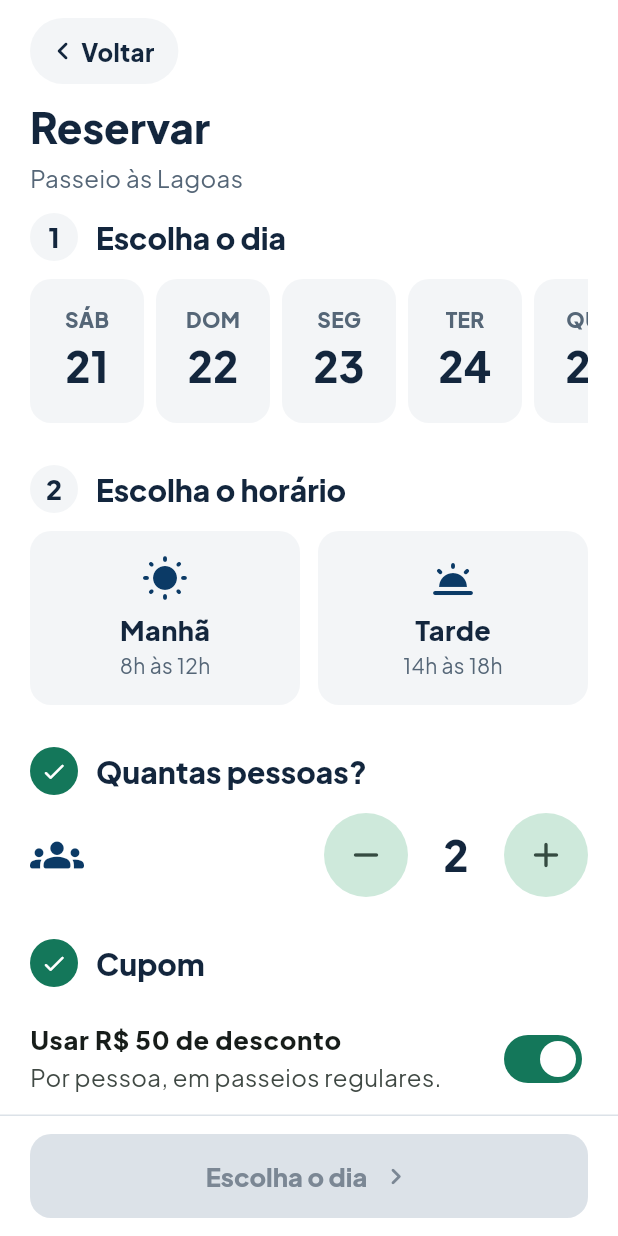
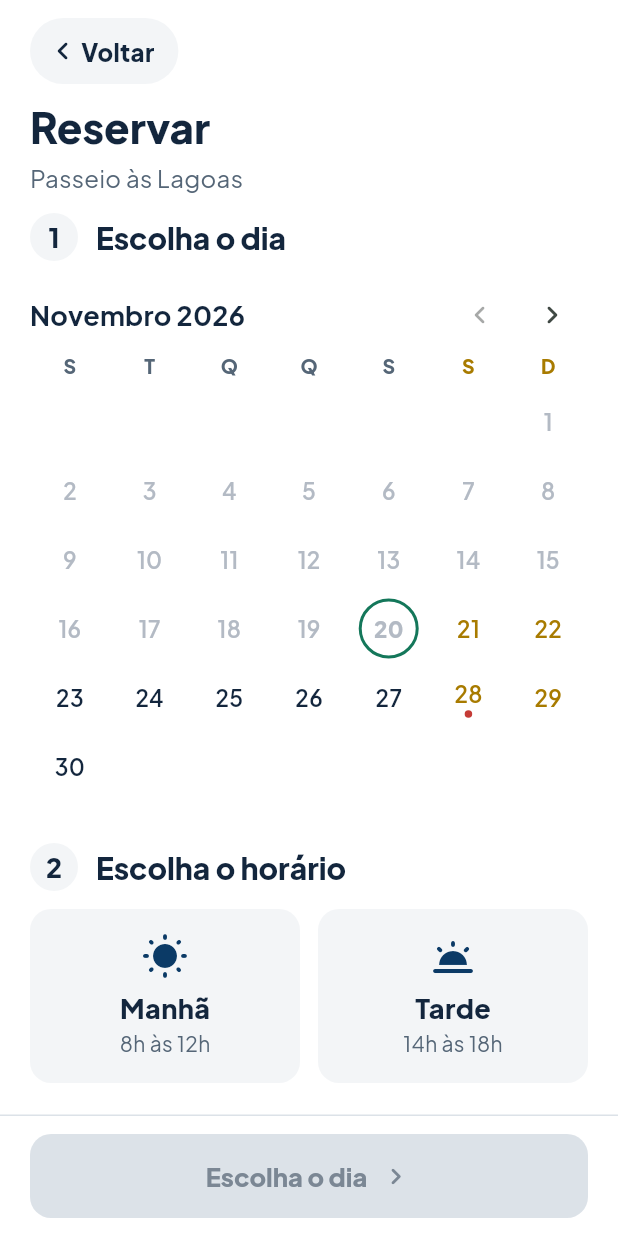
Before and after one commit to rspgameplay-ui/marapass, a Flutter app: the BookingScreen screen opened directly with sample values from the repository, on a phone screen of 412 x 824 dp. Run offline on Flutter 3.47's test engine with Material 3 defaults, Android fonts, the phone set to English and light mode, and no system bars; our stand-ins replace flutter_riverpod, flutter_svg, flutter_tts, geolocator, image_picker, qr_flutter and 4 more; missing offline and left inert: dart:js_interop, maplibre_gl, mobile_scanner; accounts and stored records are empty; project files that could hold a hidden picture were left out.

Commit message:
Calendário em grade mensal (seção 3) e uso na reserva
Novo MpMonthCalendar: mês com setas, semana S T Q Q S S D, hoje com círculo,
fim de semana e feriados em outro tom, dias passados em cinza, ponto nos dias
com evento e escolha de intervalo (ida e volta). A reserva troca a faixa de
14 dias pela grade, até 180 dias à frente.

Co-Authored-By: Claude Opus 5.5 <noreply@anthropic.com>

```diff
--- a/flutter/lib/mvp/ui/booking.dart
+++ b/flutter/lib/mvp/ui/booking.dart
@@ -1,5 +1,7 @@
 import 'package:flutter/material.dart';
 import 'package:flutter_riverpod/flutter_riverpod.dart';
+
+import 'month_calendar.dart';
 
 import '../data/content.dart';
 import '../data/models.dart' show formatBrl;
@@ -34,10 +36,6 @@ class _BookingScreenState extends ConsumerState<BookingScreen> {
   final String _requestKey =
       '${DateTime.now().microsecondsSinceEpoch}-${identityHashCode(Object())}';
 
-  List<DateTime> get _days {
-    final n = DateTime.now();
-    return [for (var d = 1; d <= 14; d++) DateTime(n.year, n.month, n.day + d)];
-  }
 
   Future<void> _submit() async {
     final ok = await requireLogin(
@@ -152,62 +150,11 @@ class _BookingScreenState extends ConsumerState<BookingScreen> {
                   step(
                     1,
                     'Escolha o dia',
-                    SizedBox(
-                      height: 96,
-                      child: ListView.separated(
-                        scrollDirection: Axis.horizontal,
-                        itemCount: _days.length,
-                        separatorBuilder: (_, _) =>
-                            const SizedBox(width: MP.s2),
-                        itemBuilder: (_, k) {
-                          final d = _days[k];
-                          final on = _day == d;
-                          const wd = [
-                            'SEG',
-                            'TER',
-                            'QUA',
-                            'QUI',
-                            'SEX',
-                            'SÁB',
-                            'DOM',
-                          ];
-                          return InkWell(
-                            key: Key('day-$k'),
-                            borderRadius: BorderRadius.circular(MP.rMedium),
-                            onTap: () => setState(() => _day = d),
-                            child: Container(
-                              width: 76,
-                              decoration: BoxDecoration(
-                                color: on ? MP.navy : MP.soft,
-                                borderRadius: BorderRadius.circular(MP.rMedium),
-                              ),
-                              child: Column(
-                                mainAxisAlignment: MainAxisAlignment.center,
-                                children: [
-                                  Text(
-                                    wd[d.weekday - 1],
-                                    style: TextStyle(
-                                      fontWeight: FontWeight.w800,
-                                      fontSize: 14,
-                                      color: on
-                                          ? Colors.white70
-                                          : MP.textSecondary,
-                                    ),
-                                  ),
-                                  Text(
-                                    '${d.day}',
-                                    style: TextStyle(
-                                      fontWeight: FontWeight.w800,
-                                      fontSize: 28,
-                                      color: on ? Colors.white : MP.ink,
-                                    ),
-                                  ),
-                                ],
-                              ),
-                            ),
-                          );
-                        },
-                      ),
+                    MpMonthCalendar(
+                      start: _day,
+                      onChanged: (d, _) => setState(() => _day = d),
+                      isEnabled: (d) => d.difference(DateTime.now()).inDays < 180,
+                      hasEvent: (d) => Content.byCat(Cat.evento).any((e) => e.data != null && e.data!.year == d.year && e.data!.month == d.month && e.data!.day == d.day),
                     ),
                     done: _day != null,
                   ),
--- /dev/null
+++ b/flutter/lib/mvp/ui/month_calendar.dart
@@ -0,0 +1,173 @@
+import 'package:flutter/material.dart';
+
+import '../theme/tokens.dart';
+
+const _monthNames = [
+  'Janeiro', 'Fevereiro', 'Março', 'Abril', 'Maio', 'Junho',
+  'Julho', 'Agosto', 'Setembro', 'Outubro', 'Novembro', 'Dezembro',
+];
+
+/// Feriados nacionais de data fixa (mês, dia).
+const _feriados = {(1, 1), (4, 21), (5, 1), (9, 7), (10, 12), (11, 2), (11, 15), (11, 20), (12, 25)};
+
+DateTime _d(DateTime x) => DateTime(x.year, x.month, x.day);
+
+/// Grade mensal no modelo do Calendário da Apple, usada em Reservas,
+/// Defina sua Rota e Eventos.
+///
+/// Toque simples escolhe um dia. Com [range] ligado, o primeiro toque marca a
+/// ida e o segundo a volta. Dias passados ou recusados por [isEnabled] ficam
+/// cinza e sem toque; [hasEvent] desenha um ponto embaixo do número.
+/// Cada dia futuro tem a chave `day-N`, em que N é a distância a partir de
+/// amanhã (day-0 = amanhã).
+class MpMonthCalendar extends StatefulWidget {
+  const MpMonthCalendar({
+    super.key,
+    required this.start,
+    this.end,
+    required this.onChanged,
+    this.range = false,
+    this.isEnabled,
+    this.hasEvent,
+    this.allowToday = false,
+  });
+
+  final DateTime? start, end;
+  final void Function(DateTime? start, DateTime? end) onChanged;
+  final bool range, allowToday;
+  final bool Function(DateTime day)? isEnabled;
+  final bool Function(DateTime day)? hasEvent;
+
+  @override
+  State<MpMonthCalendar> createState() => _MpMonthCalendarState();
+}
+
+class _MpMonthCalendarState extends State<MpMonthCalendar> {
+  late DateTime _month = () {
+    final n = DateTime.now();
+    final ref = widget.start ?? (widget.allowToday ? n : DateTime(n.year, n.month, n.day + 1));
+    return DateTime(ref.year, ref.month);
+  }();
+
+  bool _enabled(DateTime d, DateTime today) {
+    if (d.isBefore(today) || (!widget.allowToday && d == today)) return false;
+    return widget.isEnabled?.call(d) ?? true;
+  }
+
+  void _tap(DateTime d) {
+    final s = widget.start, e = widget.end;
+    if (!widget.range) return widget.onChanged(d, null);
+    if (s == null || e != null || d.isBefore(s)) return widget.onChanged(d, null);
+    if (d == s) return widget.onChanged(null, null);
+    widget.onChanged(s, d);
+  }
+
+  @override
+  Widget build(BuildContext context) {
+    final today = _d(DateTime.now());
+    final first = DateTime(_month.year, _month.month, 1);
+    final lead = first.weekday - 1; // semana começa na segunda
+    final days = DateTime(_month.year, _month.month + 1, 0).day;
+    final canBack = _month.isAfter(DateTime(today.year, today.month));
+    final s = widget.start == null ? null : _d(widget.start!);
+    final e = widget.end == null ? null : _d(widget.end!);
+
+    return Column(
+      children: [
+        Row(
+          children: [
+            Expanded(
+              child: Text(
+                '${_monthNames[_month.month - 1]} ${_month.year}',
+                style: Theme.of(context).textTheme.titleMedium,
+              ),
+            ),
+            IconButton(
+              key: const Key('cal-prev'),
+              tooltip: 'Mês anterior',
+              onPressed: canBack ? () => setState(() => _month = DateTime(_month.year, _month.month - 1)) : null,
+              icon: const Icon(Icons.chevron_left_rounded),
+            ),
+            IconButton(
+              key: const Key('cal-next'),
+              tooltip: 'Próximo mês',
+              onPressed: () => setState(() => _month = DateTime(_month.year, _month.month + 1)),
+              icon: const Icon(Icons.chevron_right_rounded),
+            ),
+          ],
+        ),
+        Row(
+          children: [
+            for (final (k, l) in const ['S', 'T', 'Q', 'Q', 'S', 'S', 'D'].indexed)
+              Expanded(
+                child: Center(
+                  child: Text(l, style: TextStyle(fontWeight: FontWeight.w800, fontSize: 13, color: k >= 5 ? MP.goldText : MP.textSecondary)),
+                ),
+              ),
+          ],
+        ),
+        const SizedBox(height: 4),
+        for (var r = 0; r * 7 - lead < days; r++)
+          Row(
+            children: [
+              for (var k = 0; k < 7; k++)
+                Expanded(child: _cell(r * 7 + k - lead + 1, days, today, s, e, k >= 5)),
+            ],
+          ),
+      ],
+    );
+  }
+
+  Widget _cell(int n, int days, DateTime today, DateTime? s, DateTime? e, bool weekend) {
+    if (n < 1 || n > days) return const SizedBox(height: 46);
+    final d = DateTime(_month.year, _month.month, n);
+    final on = _enabled(d, today);
+    final isEdge = d == s || d == e;
+    final inRange = s != null && e != null && d.isAfter(s) && d.isBefore(e);
+    final holiday = _feriados.contains((d.month, d.day));
+    final dot = widget.hasEvent?.call(d) ?? false;
+    final color = isEdge
+        ? Colors.white
+        : !on
+            ? const Color(0xffb3bac4)
+            : (weekend || holiday)
+                ? MP.goldText
+                : MP.ink;
+    final offset = d.difference(today).inDays - 1;
+    return SizedBox(
+      height: 46,
+      child: Container(
+        color: inRange ? MP.tintBlue : null,
+        child: Center(
+          child: Semantics(
+            button: on,
+            selected: isEdge,
+            label: '$n de ${_monthNames[d.month - 1]}${dot ? ', com evento' : ''}',
+            child: InkWell(
+              key: offset >= 0 ? Key('day-$offset') : null,
+              customBorder: const CircleBorder(),
+              onTap: on ? () => _tap(d) : null,
+              child: Container(
+                width: 40,
+                height: 40,
+                decoration: BoxDecoration(
+                  shape: BoxShape.circle,
+                  color: isEdge ? MP.navy : null,
+                  border: d == today && !isEdge ? Border.all(color: MP.green, width: 2) : null,
+                ),
+                child: Column(
+                  mainAxisAlignment: MainAxisAlignment.center,
+                  children: [
+                    Text('$n', style: TextStyle(fontSize: 15, fontWeight: d == today || isEdge ? FontWeight.w800 : FontWeight.w600, color: color)),
+                    if (dot)
+                      Container(width: 5, height: 5, decoration: BoxDecoration(shape: BoxShape.circle, color: isEdge ? Colors.white : MP.error)),
+                  ],
+                ),
+              ),
+            ),
+          ),
+        ),
+      ),
+    );
+  }
+}
```
